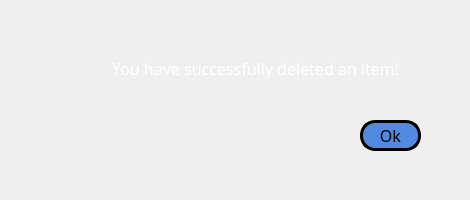
Regulus-Cor-Leonis/Cash-Machine-simulation, file successfuldelete.ui: the form before one commit.
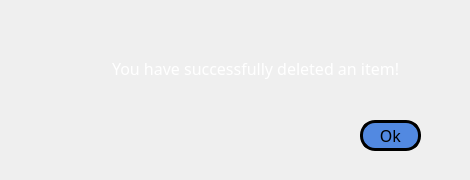
The form after the commit. Icons and pictures are not drawn.

```diff
--- a/successfuldelete.ui
+++ b/successfuldelete.ui
@@ -7,7 +7,7 @@
     <x>0</x>
     <y>0</y>
     <width>470</width>
-    <height>200</height>
+    <height>180</height>
    </rect>
   </property>
   <property name="windowTitle">
```
Left out of the diff: 10 changed lines with no effect on the pictures.
